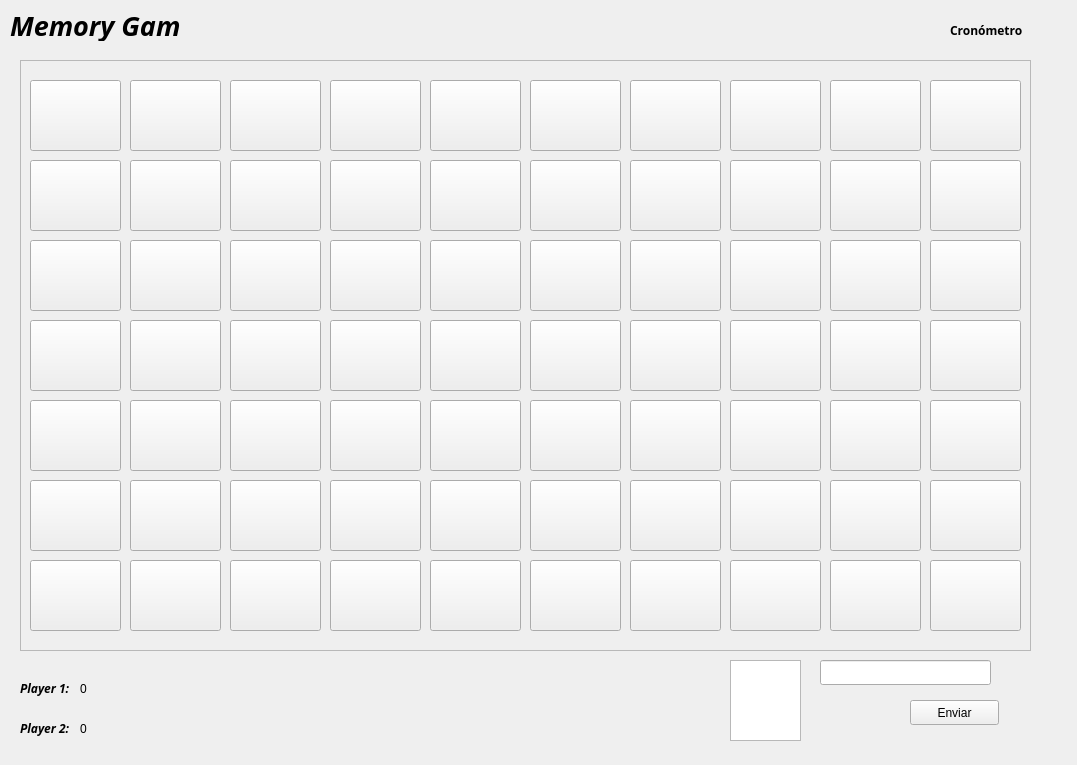
Before: the Qt Designer form LocalClient/widget.ui in Noemi2002/MemoryGame, drawn with Qt 5.
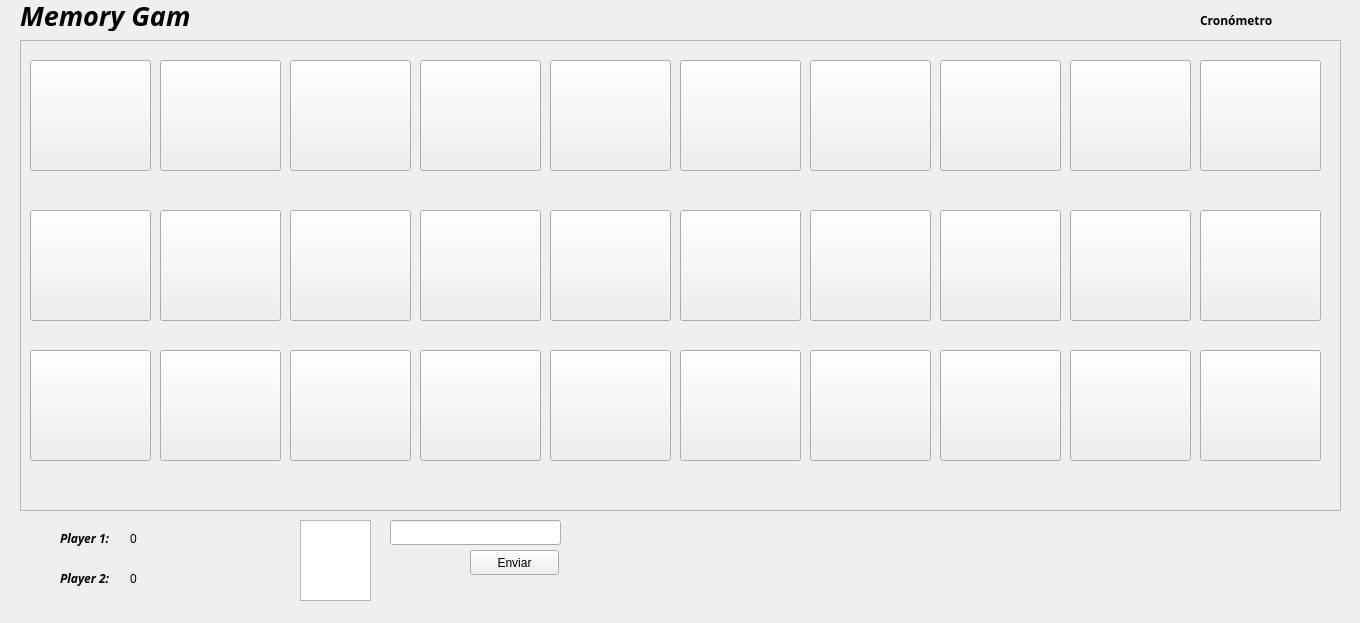
After: the same form once the commit is applied.

Patch:
```diff
--- a/LocalClient/widget.ui
+++ b/LocalClient/widget.ui
@@ -6,8 +6,8 @@
    <rect>
     <x>0</x>
     <y>0</y>
-    <width>1077</width>
-    <height>765</height>
+    <width>1360</width>
+    <height>623</height>
    </rect>
   </property>
   <property name="windowTitle">
@@ -16,8 +16,8 @@
   <widget class="QPlainTextEdit" name="TextEDit">
    <property name="geometry">
     <rect>
-     <x>730</x>
-     <y>660</y>
+     <x>300</x>
+     <y>520</y>
      <width>71</width>
      <height>81</height>
     </rect>
@@ -26,8 +26,8 @@
   <widget class="QLineEdit" name="Mensaje">
    <property name="geometry">
     <rect>
-     <x>820</x>
-     <y>660</y>
+     <x>390</x>
+     <y>520</y>
      <width>171</width>
      <height>25</height>
     </rect>
@@ -36,8 +36,8 @@
   <widget class="QPushButton" name="Enviar">
    <property name="geometry">
     <rect>
-     <x>910</x>
-     <y>700</y>
+     <x>470</x>
+     <y>550</y>
      <width>89</width>
      <height>25</height>
     </rect>
@@ -49,8 +49,8 @@
   <widget class="QLabel" name="Puntaje1">
    <property name="geometry">
     <rect>
-     <x>80</x>
-     <y>680</y>
+     <x>130</x>
+     <y>530</y>
      <width>67</width>
      <height>17</height>
     </rect>
@@ -63,9 +63,9 @@
    <property name="geometry">
     <rect>
      <x>20</x>
-     <y>60</y>
-     <width>1011</width>
-     <height>591</height>
+     <y>40</y>
+     <width>1321</width>
+     <height>471</height>
     </rect>
    </property>
    <property name="frameShape">
@@ -79,8 +79,34 @@
      <rect>
       <x>10</x>
       <y>20</y>
-      <width>91</width>
-      <height>71</height>
+      <width>121</width>
+      <height>111</height>
+     </rect>
+    </property>
+    <property name="text">
+     <string/>
+    </property>
+   </widget>
+   <widget class="QPushButton" name="carta02">
+    <property name="geometry">
+     <rect>
+      <x>140</x>
+      <y>20</y>
+      <width>121</width>
+      <height>111</height>
+     </rect>
+    </property>
+    <property name="text">
+     <string/>
+    </property>
+   </widget>
+   <widget class="QPushButton" name="carta03">
+    <property name="geometry">
+     <rect>
+      <x>270</x>
+      <y>20</y>
+      <width>121</width>
+      <height>111</height>
      </rect>
     </property>
     <property name="text">
@@ -90,10 +116,10 @@
    <widget class="QPushButton" name="carta04">
     <property name="geometry">
      <rect>
-      <x>310</x>
+      <x>400</x>
       <y>20</y>
-      <width>91</width>
-      <height>71</height>
+      <width>121</width>
+      <height>111</height>
      </rect>
     </property>
     <property name="text">
@@ -103,23 +129,10 @@
    <widget class="QPushButton" name="carta05">
     <property name="geometry">
      <rect>
-      <x>410</x>
+      <x>530</x>
       <y>20</y>
-      <width>91</width>
-      <height>71</height>
-     </rect>
-    </property>
-    <property name="text">
-     <string/>
-    </property>
-   </widget>
-   <widget class="QPushButton" name="carta06">
-    <property name="geometry">
-     <rect>
-      <x>510</x>
-      <y>20</y>
-      <width>91</width>
-      <height>71</height>
+      <width>121</width>
+      <height>111</height>
      </rect>
     </property>
     <property name="text">
@@ -129,10 +142,10 @@
    <widget class="QPushButton" name="carta07">
     <property name="geometry">
      <rect>
-      <x>610</x>
+      <x>790</x>
       <y>20</y>
-      <width>91</width>
-      <height>71</height>
+      <width>121</width>
+      <height>111</height>
      </rect>
     </property>
     <property name="text">
@@ -142,10 +155,10 @@
    <widget class="QPushButton" name="carta23">
     <property name="geometry">
      <rect>
-      <x>210</x>
-      <y>180</y>
-      <width>91</width>
-      <height>71</height>
+      <x>920</x>
+      <y>20</y>
+      <width>121</width>
+      <height>111</height>
      </rect>
     </property>
     <property name="text">
@@ -155,10 +168,10 @@
    <widget class="QPushButton" name="carta24">
     <property name="geometry">
      <rect>
-      <x>310</x>
-      <y>180</y>
-      <width>91</width>
-      <height>71</height>
+      <x>660</x>
+      <y>20</y>
+      <width>121</width>
+      <height>111</height>
      </rect>
     </property>
     <property name="text">
@@ -168,62 +181,36 @@
    <widget class="QPushButton" name="carta25">
     <property name="geometry">
      <rect>
-      <x>410</x>
-      <y>180</y>
-      <width>91</width>
-      <height>71</height>
+      <x>1050</x>
+      <y>20</y>
+      <width>121</width>
+      <height>111</height>
      </rect>
     </property>
     <property name="text">
      <string/>
     </property>
    </widget>
-   <widget class="QPushButton" name="carta21">
+   <widget class="QPushButton" name="carta10">
+    <property name="geometry">
+     <rect>
+      <x>1180</x>
+      <y>20</y>
+      <width>121</width>
+      <height>111</height>
+     </rect>
+    </property>
+    <property name="text">
+     <string/>
+    </property>
+   </widget>
+   <widget class="QPushButton" name="carta11">
     <property name="geometry">
      <rect>
       <x>10</x>
-      <y>180</y>
-      <width>91</width>
-      <height>71</height>
-     </rect>
-    </property>
-    <property name="text">
-     <string/>
-    </property>
-   </widget>
-   <widget class="QPushButton" name="carta27">
-    <property name="geometry">
-     <rect>
-      <x>610</x>
-      <y>180</y>
-      <width>91</width>
-      <height>71</height>
-     </rect>
-    </property>
-    <property name="text">
-     <string/>
-    </property>
-   </widget>
-   <widget class="QPushButton" name="carta26">
-    <property name="geometry">
-     <rect>
-      <x>510</x>
-      <y>180</y>
-      <width>91</width>
-      <height>71</height>
-     </rect>
-    </property>
-    <property name="text">
-     <string/>
-    </property>
-   </widget>
-   <widget class="QPushButton" name="carta13">
-    <property name="geometry">
-     <rect>
-      <x>210</x>
-      <y>100</y>
-      <width>91</width>
-      <height>71</height>
+      <y>170</y>
+      <width>121</width>
+      <height>111</height>
      </rect>
     </property>
     <property name="text">
@@ -233,23 +220,10 @@
    <widget class="QPushButton" name="carta15">
     <property name="geometry">
      <rect>
-      <x>410</x>
-      <y>100</y>
-      <width>91</width>
-      <height>71</height>
-     </rect>
-    </property>
-    <property name="text">
-     <string/>
-    </property>
-   </widget>
-   <widget class="QPushButton" name="carta16">
-    <property name="geometry">
-     <rect>
-      <x>510</x>
-      <y>100</y>
-      <width>91</width>
-      <height>71</height>
+      <x>530</x>
+      <y>170</y>
+      <width>121</width>
+      <height>111</height>
      </rect>
     </property>
     <property name="text">
@@ -259,283 +233,10 @@
    <widget class="QPushButton" name="carta14">
     <property name="geometry">
      <rect>
-      <x>310</x>
-      <y>100</y>
-      <width>91</width>
-      <height>71</height>
-     </rect>
-    </property>
-    <property name="text">
-     <string/>
-    </property>
-   </widget>
-   <widget class="QPushButton" name="carta11">
-    <property name="geometry">
-     <rect>
-      <x>10</x>
-      <y>100</y>
-      <width>91</width>
-      <height>71</height>
-     </rect>
-    </property>
-    <property name="text">
-     <string/>
-    </property>
-   </widget>
-   <widget class="QPushButton" name="carta17">
-    <property name="geometry">
-     <rect>
-      <x>610</x>
-      <y>100</y>
-      <width>91</width>
-      <height>71</height>
-     </rect>
-    </property>
-    <property name="text">
-     <string/>
-    </property>
-   </widget>
-   <widget class="QPushButton" name="carta34">
-    <property name="geometry">
-     <rect>
-      <x>310</x>
-      <y>260</y>
-      <width>91</width>
-      <height>71</height>
-     </rect>
-    </property>
-    <property name="text">
-     <string/>
-    </property>
-   </widget>
-   <widget class="QPushButton" name="carta37">
-    <property name="geometry">
-     <rect>
-      <x>610</x>
-      <y>260</y>
-      <width>91</width>
-      <height>71</height>
-     </rect>
-    </property>
-    <property name="text">
-     <string/>
-    </property>
-   </widget>
-   <widget class="QPushButton" name="carta36">
-    <property name="geometry">
-     <rect>
-      <x>510</x>
-      <y>260</y>
-      <width>91</width>
-      <height>71</height>
-     </rect>
-    </property>
-    <property name="text">
-     <string/>
-    </property>
-   </widget>
-   <widget class="QPushButton" name="carta31">
-    <property name="geometry">
-     <rect>
-      <x>10</x>
-      <y>260</y>
-      <width>91</width>
-      <height>71</height>
-     </rect>
-    </property>
-    <property name="text">
-     <string/>
-    </property>
-   </widget>
-   <widget class="QPushButton" name="carta35">
-    <property name="geometry">
-     <rect>
-      <x>410</x>
-      <y>260</y>
-      <width>91</width>
-      <height>71</height>
-     </rect>
-    </property>
-    <property name="text">
-     <string/>
-    </property>
-   </widget>
-   <widget class="QPushButton" name="carta33">
-    <property name="geometry">
-     <rect>
-      <x>210</x>
-      <y>260</y>
-      <width>91</width>
-      <height>71</height>
-     </rect>
-    </property>
-    <property name="text">
-     <string/>
-    </property>
-   </widget>
-   <widget class="QPushButton" name="carta43">
-    <property name="geometry">
-     <rect>
-      <x>210</x>
-      <y>340</y>
-      <width>91</width>
-      <height>71</height>
-     </rect>
-    </property>
-    <property name="text">
-     <string/>
-    </property>
-   </widget>
-   <widget class="QPushButton" name="carta46">
-    <property name="geometry">
-     <rect>
-      <x>510</x>
-      <y>340</y>
-      <width>91</width>
-      <height>71</height>
-     </rect>
-    </property>
-    <property name="text">
-     <string/>
-    </property>
-   </widget>
-   <widget class="QPushButton" name="carta45">
-    <property name="geometry">
-     <rect>
-      <x>410</x>
-      <y>340</y>
-      <width>91</width>
-      <height>71</height>
-     </rect>
-    </property>
-    <property name="text">
-     <string/>
-    </property>
-   </widget>
-   <widget class="QPushButton" name="carta44">
-    <property name="geometry">
-     <rect>
-      <x>310</x>
-      <y>340</y>
-      <width>91</width>
-      <height>71</height>
-     </rect>
-    </property>
-    <property name="text">
-     <string/>
-    </property>
-   </widget>
-   <widget class="QPushButton" name="carta47">
-    <property name="geometry">
-     <rect>
-      <x>610</x>
-      <y>340</y>
-      <width>91</width>
-      <height>71</height>
-     </rect>
-    </property>
-    <property name="text">
-     <string/>
-    </property>
-   </widget>
-   <widget class="QPushButton" name="carta41">
-    <property name="geometry">
-     <rect>
-      <x>10</x>
-      <y>340</y>
-      <width>91</width>
-      <height>71</height>
-     </rect>
-    </property>
-    <property name="text">
-     <string/>
-    </property>
-   </widget>
-   <widget class="QPushButton" name="carta22">
-    <property name="geometry">
-     <rect>
-      <x>110</x>
-      <y>180</y>
-      <width>91</width>
-      <height>71</height>
-     </rect>
-    </property>
-    <property name="text">
-     <string/>
-    </property>
-   </widget>
-   <widget class="QPushButton" name="carta32">
-    <property name="geometry">
-     <rect>
-      <x>110</x>
-      <y>260</y>
-      <width>91</width>
-      <height>71</height>
-     </rect>
-    </property>
-    <property name="text">
-     <string/>
-    </property>
-   </widget>
-   <widget class="QPushButton" name="carta02">
-    <property name="geometry">
-     <rect>
-      <x>110</x>
-      <y>20</y>
-      <width>91</width>
-      <height>71</height>
-     </rect>
-    </property>
-    <property name="text">
-     <string/>
-    </property>
-   </widget>
-   <widget class="QPushButton" name="carta12">
-    <property name="geometry">
-     <rect>
-      <x>110</x>
-      <y>100</y>
-      <width>91</width>
-      <height>71</height>
-     </rect>
-    </property>
-    <property name="text">
-     <string/>
-    </property>
-   </widget>
-   <widget class="QPushButton" name="carta42">
-    <property name="geometry">
-     <rect>
-      <x>110</x>
-      <y>340</y>
-      <width>91</width>
-      <height>71</height>
-     </rect>
-    </property>
-    <property name="text">
-     <string/>
-    </property>
-   </widget>
-   <widget class="QPushButton" name="carta48">
-    <property name="geometry">
-     <rect>
-      <x>710</x>
-      <y>340</y>
-      <width>91</width>
-      <height>71</height>
-     </rect>
-    </property>
-    <property name="text">
-     <string/>
-    </property>
-   </widget>
-   <widget class="QPushButton" name="carta28">
-    <property name="geometry">
-     <rect>
-      <x>710</x>
-      <y>180</y>
-      <width>91</width>
-      <height>71</height>
+      <x>400</x>
+      <y>170</y>
+      <width>121</width>
+      <height>111</height>
      </rect>
     </property>
     <property name="text">
@@ -545,10 +246,10 @@
    <widget class="QPushButton" name="carta18">
     <property name="geometry">
      <rect>
-      <x>710</x>
-      <y>100</y>
-      <width>91</width>
-      <height>71</height>
+      <x>920</x>
+      <y>170</y>
+      <width>121</width>
+      <height>111</height>
      </rect>
     </property>
     <property name="text">
@@ -558,36 +259,36 @@
    <widget class="QPushButton" name="carta08">
     <property name="geometry">
      <rect>
-      <x>710</x>
-      <y>20</y>
-      <width>91</width>
-      <height>71</height>
+      <x>270</x>
+      <y>170</y>
+      <width>121</width>
+      <height>111</height>
      </rect>
     </property>
     <property name="text">
      <string/>
     </property>
    </widget>
-   <widget class="QPushButton" name="carta38">
+   <widget class="QPushButton" name="carta16">
     <property name="geometry">
      <rect>
-      <x>710</x>
-      <y>260</y>
-      <width>91</width>
-      <height>71</height>
+      <x>660</x>
+      <y>170</y>
+      <width>121</width>
+      <height>111</height>
      </rect>
     </property>
     <property name="text">
      <string/>
     </property>
    </widget>
-   <widget class="QPushButton" name="carta49">
+   <widget class="QPushButton" name="carta20">
     <property name="geometry">
      <rect>
-      <x>810</x>
-      <y>340</y>
-      <width>91</width>
-      <height>71</height>
+      <x>1180</x>
+      <y>170</y>
+      <width>121</width>
+      <height>111</height>
      </rect>
     </property>
     <property name="text">
@@ -597,10 +298,10 @@
    <widget class="QPushButton" name="carta29">
     <property name="geometry">
      <rect>
-      <x>810</x>
-      <y>180</y>
-      <width>91</width>
-      <height>71</height>
+      <x>140</x>
+      <y>170</y>
+      <width>121</width>
+      <height>111</height>
      </rect>
     </property>
     <property name="text">
@@ -610,10 +311,10 @@
    <widget class="QPushButton" name="carta19">
     <property name="geometry">
      <rect>
-      <x>810</x>
-      <y>100</y>
-      <width>91</width>
-      <height>71</height>
+      <x>1050</x>
+      <y>170</y>
+      <width>121</width>
+      <height>111</height>
      </rect>
     </property>
     <property name="text">
@@ -623,36 +324,88 @@
    <widget class="QPushButton" name="carta09">
     <property name="geometry">
      <rect>
-      <x>810</x>
-      <y>20</y>
-      <width>91</width>
-      <height>71</height>
+      <x>790</x>
+      <y>170</y>
+      <width>121</width>
+      <height>111</height>
      </rect>
     </property>
     <property name="text">
      <string/>
     </property>
    </widget>
-   <widget class="QPushButton" name="carta39">
+   <widget class="QPushButton" name="carta21">
     <property name="geometry">
      <rect>
-      <x>810</x>
-      <y>260</y>
-      <width>91</width>
-      <height>71</height>
+      <x>10</x>
+      <y>310</y>
+      <width>121</width>
+      <height>111</height>
      </rect>
     </property>
     <property name="text">
      <string/>
     </property>
    </widget>
-   <widget class="QPushButton" name="carta50">
+   <widget class="QPushButton" name="carta25">
     <property name="geometry">
      <rect>
-      <x>910</x>
-      <y>340</y>
-      <width>91</width>
-      <height>71</height>
+      <x>530</x>
+      <y>310</y>
+      <width>121</width>
+      <height>111</height>
+     </rect>
+    </property>
+    <property name="text">
+     <string/>
+    </property>
+   </widget>
+   <widget class="QPushButton" name="carta24">
+    <property name="geometry">
+     <rect>
+      <x>400</x>
+      <y>310</y>
+      <width>121</width>
+      <height>111</height>
+     </rect>
+    </property>
+    <property name="text">
+     <string/>
+    </property>
+   </widget>
+   <widget class="QPushButton" name="carta28">
+    <property name="geometry">
+     <rect>
+      <x>920</x>
+      <y>310</y>
+      <width>121</width>
+      <height>111</height>
+     </rect>
+    </property>
+    <property name="text">
+     <string/>
+    </property>
+   </widget>
+   <widget class="QPushButton" name="carta23">
+    <property name="geometry">
+     <rect>
+      <x>270</x>
+      <y>310</y>
+      <width>121</width>
+      <height>111</height>
+     </rect>
+    </property>
+    <property name="text">
+     <string/>
+    </property>
+   </widget>
+   <widget class="QPushButton" name="carta26">
+    <property name="geometry">
+     <rect>
+      <x>660</x>
+      <y>310</y>
+      <width>121</width>
+      <height>111</height>
      </rect>
     </property>
     <property name="text">
@@ -662,10 +415,10 @@
    <widget class="QPushButton" name="carta30">
     <property name="geometry">
      <rect>
-      <x>910</x>
-      <y>180</y>
-      <width>91</width>
-      <height>71</height>
+      <x>1180</x>
+      <y>310</y>
+      <width>121</width>
+      <height>111</height>
      </rect>
     </property>
     <property name="text">
@@ -675,10 +428,10 @@
    <widget class="QPushButton" name="carta20">
     <property name="geometry">
      <rect>
-      <x>910</x>
-      <y>100</y>
-      <width>91</width>
-      <height>71</height>
+      <x>140</x>
+      <y>310</y>
+      <width>121</width>
+      <height>111</height>
      </rect>
     </property>
     <property name="text">
@@ -688,296 +441,23 @@
    <widget class="QPushButton" name="carta10">
     <property name="geometry">
      <rect>
-      <x>910</x>
-      <y>20</y>
-      <width>91</width>
-      <height>71</height>
+      <x>1050</x>
+      <y>310</y>
+      <width>121</width>
+      <height>111</height>
      </rect>
     </property>
     <property name="text">
      <string/>
     </property>
    </widget>
-   <widget class="QPushButton" name="carta40">
+   <widget class="QPushButton" name="carta27">
     <property name="geometry">
      <rect>
-      <x>910</x>
-      <y>260</y>
-      <width>91</width>
-      <height>71</height>
-     </rect>
-    </property>
-    <property name="text">
-     <string/>
-    </property>
-   </widget>
-   <widget class="QPushButton" name="carta59">
-    <property name="geometry">
-     <rect>
-      <x>810</x>
-      <y>420</y>
-      <width>91</width>
-      <height>71</height>
-     </rect>
-    </property>
-    <property name="text">
-     <string/>
-    </property>
-   </widget>
-   <widget class="QPushButton" name="carta60">
-    <property name="geometry">
-     <rect>
-      <x>910</x>
-      <y>420</y>
-      <width>91</width>
-      <height>71</height>
-     </rect>
-    </property>
-    <property name="text">
-     <string/>
-    </property>
-   </widget>
-   <widget class="QPushButton" name="carta56">
-    <property name="geometry">
-     <rect>
-      <x>510</x>
-      <y>420</y>
-      <width>91</width>
-      <height>71</height>
-     </rect>
-    </property>
-    <property name="text">
-     <string/>
-    </property>
-   </widget>
-   <widget class="QPushButton" name="carta57">
-    <property name="geometry">
-     <rect>
-      <x>610</x>
-      <y>420</y>
-      <width>91</width>
-      <height>71</height>
-     </rect>
-    </property>
-    <property name="text">
-     <string/>
-    </property>
-   </widget>
-   <widget class="QPushButton" name="carta58">
-    <property name="geometry">
-     <rect>
-      <x>710</x>
-      <y>420</y>
-      <width>91</width>
-      <height>71</height>
-     </rect>
-    </property>
-    <property name="text">
-     <string/>
-    </property>
-   </widget>
-   <widget class="QPushButton" name="carta55">
-    <property name="geometry">
-     <rect>
-      <x>410</x>
-      <y>420</y>
-      <width>91</width>
-      <height>71</height>
-     </rect>
-    </property>
-    <property name="text">
-     <string/>
-    </property>
-   </widget>
-   <widget class="QPushButton" name="carta51">
-    <property name="geometry">
-     <rect>
-      <x>10</x>
-      <y>420</y>
-      <width>91</width>
-      <height>71</height>
-     </rect>
-    </property>
-    <property name="text">
-     <string/>
-    </property>
-   </widget>
-   <widget class="QPushButton" name="carta52">
-    <property name="geometry">
-     <rect>
-      <x>110</x>
-      <y>420</y>
-      <width>91</width>
-      <height>71</height>
-     </rect>
-    </property>
-    <property name="text">
-     <string/>
-    </property>
-   </widget>
-   <widget class="QPushButton" name="carta54">
-    <property name="geometry">
-     <rect>
-      <x>310</x>
-      <y>420</y>
-      <width>91</width>
-      <height>71</height>
-     </rect>
-    </property>
-    <property name="text">
-     <string/>
-    </property>
-   </widget>
-   <widget class="QPushButton" name="carta53">
-    <property name="geometry">
-     <rect>
-      <x>210</x>
-      <y>420</y>
-      <width>91</width>
-      <height>71</height>
-     </rect>
-    </property>
-    <property name="text">
-     <string/>
-    </property>
-   </widget>
-   <widget class="QPushButton" name="carta69">
-    <property name="geometry">
-     <rect>
-      <x>810</x>
-      <y>500</y>
-      <width>91</width>
-      <height>71</height>
-     </rect>
-    </property>
-    <property name="text">
-     <string/>
-    </property>
-   </widget>
-   <widget class="QPushButton" name="carta70">
-    <property name="geometry">
-     <rect>
-      <x>910</x>
-      <y>500</y>
-      <width>91</width>
-      <height>71</height>
-     </rect>
-    </property>
-    <property name="text">
-     <string/>
-    </property>
-   </widget>
-   <widget class="QPushButton" name="carta66">
-    <property name="geometry">
-     <rect>
-      <x>510</x>
-      <y>500</y>
-      <width>91</width>
-      <height>71</height>
-     </rect>
-    </property>
-    <property name="text">
-     <string/>
-    </property>
-   </widget>
-   <widget class="QPushButton" name="carta67">
-    <property name="geometry">
-     <rect>
-      <x>610</x>
-      <y>500</y>
-      <width>91</width>
-      <height>71</height>
-     </rect>
-    </property>
-    <property name="text">
-     <string/>
-    </property>
-   </widget>
-   <widget class="QPushButton" name="carta68">
-    <property name="geometry">
-     <rect>
-      <x>710</x>
-      <y>500</y>
-      <width>91</width>
-      <height>71</height>
-     </rect>
-    </property>
-    <property name="text">
-     <string/>
-    </property>
-   </widget>
-   <widget class="QPushButton" name="carta65">
-    <property name="geometry">
-     <rect>
-      <x>410</x>
-      <y>500</y>
-      <width>91</width>
-      <height>71</height>
-     </rect>
-    </property>
-    <property name="text">
-     <string/>
-    </property>
-   </widget>
-   <widget class="QPushButton" name="carta61">
-    <property name="geometry">
-     <rect>
-      <x>10</x>
-      <y>500</y>
-      <width>91</width>
-      <height>71</height>
-     </rect>
-    </property>
-    <property name="text">
-     <string/>
-    </property>
-   </widget>
-   <widget class="QPushButton" name="carta62">
-    <property name="geometry">
-     <rect>
-      <x>110</x>
-      <y>500</y>
-      <width>91</width>
-      <height>71</height>
-     </rect>
-    </property>
-    <property name="text">
-     <string/>
-    </property>
-   </widget>
-   <widget class="QPushButton" name="carta64">
-    <property name="geometry">
-     <rect>
-      <x>310</x>
-      <y>500</y>
-      <width>91</width>
-      <height>71</height>
-     </rect>
-    </property>
-    <property name="text">
-     <string/>
-    </property>
-   </widget>
-   <widget class="QPushButton" name="carta63">
-    <property name="geometry">
-     <rect>
-      <x>210</x>
-      <y>500</y>
-      <width>91</width>
-      <height>71</height>
-     </rect>
-    </property>
-    <property name="text">
-     <string/>
-    </property>
-   </widget>
-   <widget class="QPushButton" name="carta03">
-    <property name="geometry">
-     <rect>
-      <x>210</x>
-      <y>20</y>
-      <width>91</width>
-      <height>71</height>
+      <x>790</x>
+      <y>310</y>
+      <width>121</width>
+      <height>111</height>
      </rect>
     </property>
     <property name="text">
@@ -988,8 +468,8 @@
   <widget class="QLabel" name="cronometro">
    <property name="geometry">
     <rect>
-     <x>950</x>
-     <y>20</y>
+     <x>1200</x>
+     <y>10</y>
      <width>121</width>
      <height>20</height>
     </rect>
@@ -1007,8 +487,8 @@
   <widget class="QLabel" name="titulo">
    <property name="geometry">
     <rect>
-     <x>10</x>
-     <y>10</y>
+     <x>20</x>
+     <y>0</y>
      <width>171</width>
      <height>31</height>
     </rect>
@@ -1028,8 +508,8 @@
   <widget class="QLabel" name="Puntaje2">
    <property name="geometry">
     <rect>
-     <x>80</x>
-     <y>720</y>
+     <x>130</x>
+     <y>570</y>
      <width>67</width>
      <height>17</height>
     </rect>
@@ -1041,8 +521,8 @@
   <widget class="QLabel" name="PrimerJugador">
    <property name="geometry">
     <rect>
-     <x>20</x>
-     <y>680</y>
+     <x>60</x>
+     <y>530</y>
      <width>67</width>
      <height>17</height>
     </rect>
@@ -1061,8 +541,8 @@
   <widget class="QLabel" name="SegundoJugador">
    <property name="geometry">
     <rect>
-     <x>20</x>
-     <y>720</y>
+     <x>60</x>
+     <y>570</y>
      <width>67</width>
      <height>17</height>
     </rect>
```
Left out of the diff: 16 changed lines with no effect on the pictures.
